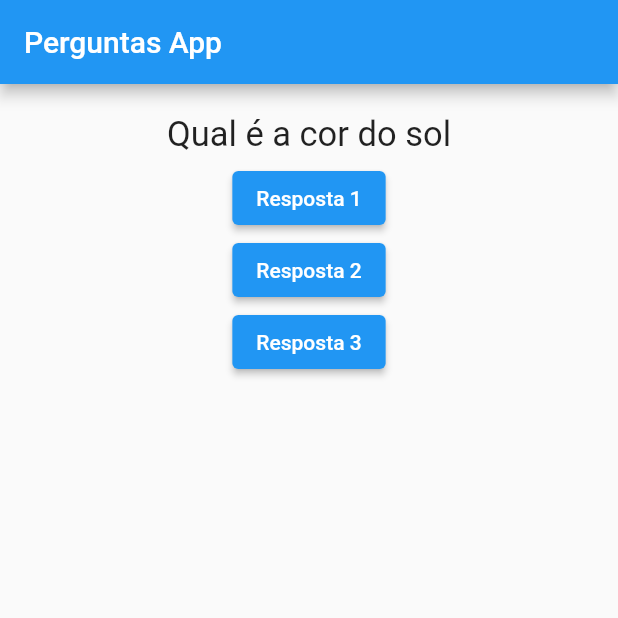
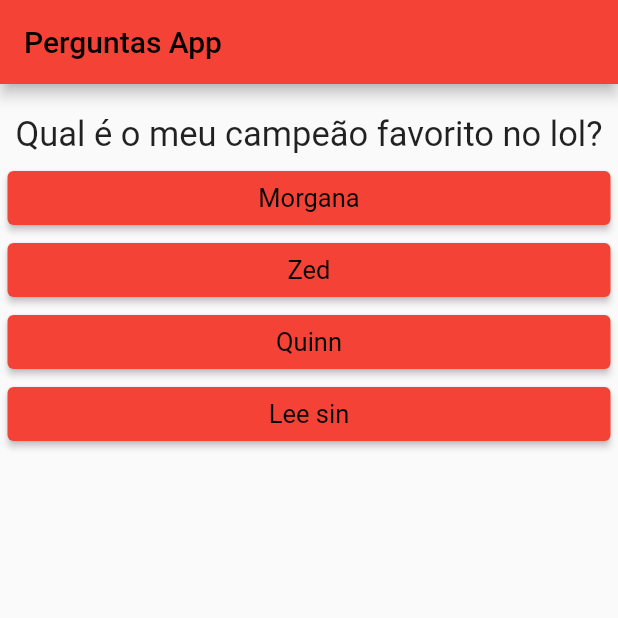
Before and after one commit to Grazinascito/Projetos-do-curso-flutter-da-coder, a Flutter app: the screen it shows after launch, on a phone screen of 412 x 824 dp, the top half of it. Run offline on Flutter 3.47's test engine with Material 2 defaults, Android fonts, the phone set to English and light mode, and no system bars.

Commit message:
fazendo tela pós game

```diff
--- a/section_2/projeto_perguntas/lib/main.dart
+++ b/section_2/projeto_perguntas/lib/main.dart
@@ -1,5 +1,6 @@
 // ignore_for_file: prefer_const_constructors
 import 'package:flutter/material.dart';
+import 'package:projeto_perguntas/respostas.dart';
 import './questao.dart';
 
 main() {
@@ -7,50 +8,79 @@ main() {
 }
 
 class _PerguntaAppState extends State<PerguntaApp> {
+  @override
+  final _perguntas = const [
+    {
+      "pergunta": "Qual é o meu campeão favorito no lol?",
+      "respostas": ["Morgana", "Zed", "Quinn", "Lee sin"]
+    },
+    {
+      "pergunta": "Qual é a minha cor favorita?",
+      "respostas": ["Rosa", "Preto", "Vermelho", "Cinza"]
+    },
+    {
+      "pergunta": "Qual é o meu estilo musical favorito?",
+      "respostas": ["R&B", "JAZZ", "HIP-HOP/RAP", "FUNK"]
+    },
+  ];
+
   var _incremente = 0;
 
-  final List<String> perguntas = [
-    'Qual é a cor do sol',
-    'Quantos lados tem o quadrado',
-    'Ulala nanacita',
-  ];
+  void _responder() {
+    if(temPerguntaSelecionada){
 
-  void _responder() {
-    if (_incremente < 0 || _incremente >= perguntas.length - 1) {
-      setState(() {
-        _incremente--;
-      });
-    } else {
-      setState(() {
-        _incremente++;
-      });
+    setState(() {
+      _incremente++;
+    });
     }
+  }
+
+  bool get temPerguntaSelecionada {
+    return _incremente < _perguntas.length;
   }
 
   @override
   Widget build(BuildContext context) {
+
+    List<String> respostas = temPerguntaSelecionada?
+     _perguntas[_incremente]["respostas"] as List<String> : [];
+
+    List<Widget> minhaListaWidget =
+        respostas.map((textResp) => Resposta(textResp, _responder)).toList();
+
     return MaterialApp(
       debugShowCheckedModeBanner: false,
       home: Scaffold(
         appBar: AppBar(
-          title: Text('Perguntas App'),
+          backgroundColor: Colors.red,
+          title: Text('Perguntas App', style: TextStyle(color: Colors.black)),
         ),
-        body: Column(
+        body: temPerguntaSelecionada? Column(
           children: [
-            Questao(perguntas[_incremente]),
-            ElevatedButton(
-              child: Text("Resposta 1"),
-              onPressed: _responder,
+            Questao(_perguntas[_incremente]["pergunta"]),
+            ...minhaListaWidget,
+          ],
+        ):
+        Container(
+          child: Center(
+            child: Container(
+              width: 200,
+              height: 200,
+              decoration: BoxDecoration(
+                color: Colors.red,
+                borderRadius: BorderRadius.circular(10),
+              ),
+              alignment: Alignment.center,
+
+              child: Text("Parabéns!!",
+              style: TextStyle(
+                color: Colors.white,
+                fontWeight: FontWeight.bold,
+                fontSize: 24,
+              ),
             ),
-            ElevatedButton(
-              child: Text("Resposta 2"),
-              onPressed: _responder,
-            ),
-            ElevatedButton(
-              child: Text("Resposta 3"),
-              onPressed: _responder,
-            ),
-          ],
+          ),
+        ),
         ),
       ),
     );
--- a/section_2/projeto_perguntas/lib/questao.dart
+++ b/section_2/projeto_perguntas/lib/questao.dart
@@ -1,7 +1,9 @@
+// ignore_for_file: prefer_const_constructors
 import 'package:flutter/material.dart';
 
 class Questao extends StatelessWidget {
-  final String texto;
+
+  final texto;
   const Questao(this.texto);
 
   @override
--- /dev/null
+++ b/section_2/projeto_perguntas/lib/respostas.dart
@@ -0,0 +1,28 @@
+// ignore_for_file: prefer_const_constructors
+import 'package:flutter/material.dart';
+
+class Resposta extends StatelessWidget {
+  final String texto;
+
+  final void Function() onSelect;
+
+  Resposta(this.texto, this.onSelect);
+
+  @override
+  Widget build(BuildContext context) {
+    return Container(
+      width: double.infinity,
+      margin: EdgeInsets.fromLTRB(5, 0, 5, 0),
+      child: ElevatedButton(
+        style: ElevatedButton.styleFrom(
+          onPrimary: Colors.black,
+          primary: Colors.red,
+          textStyle: TextStyle(
+          fontSize: 17,
+        )),
+        child: Text(texto),
+        onPressed: onSelect,
+      ),
+    );
+  }
+}
```
